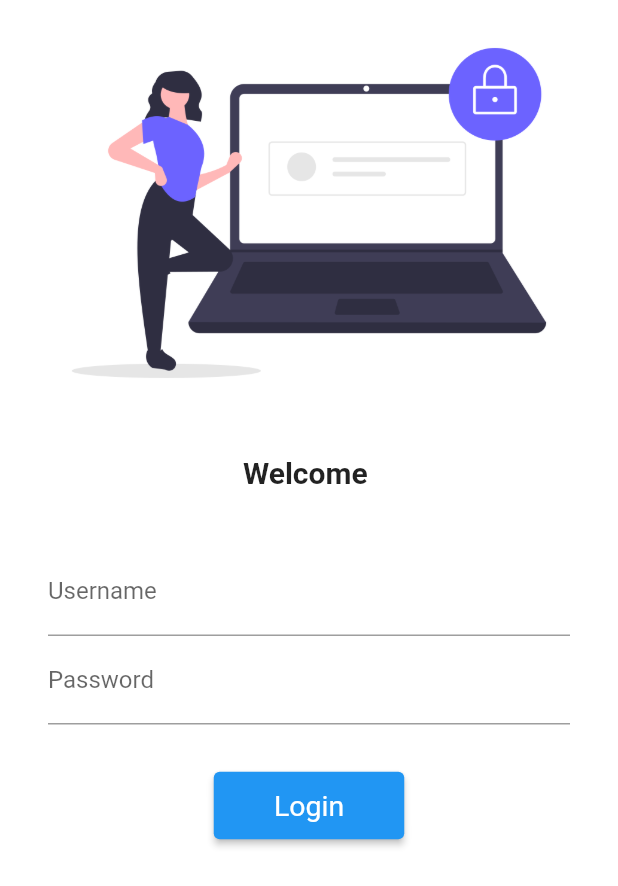
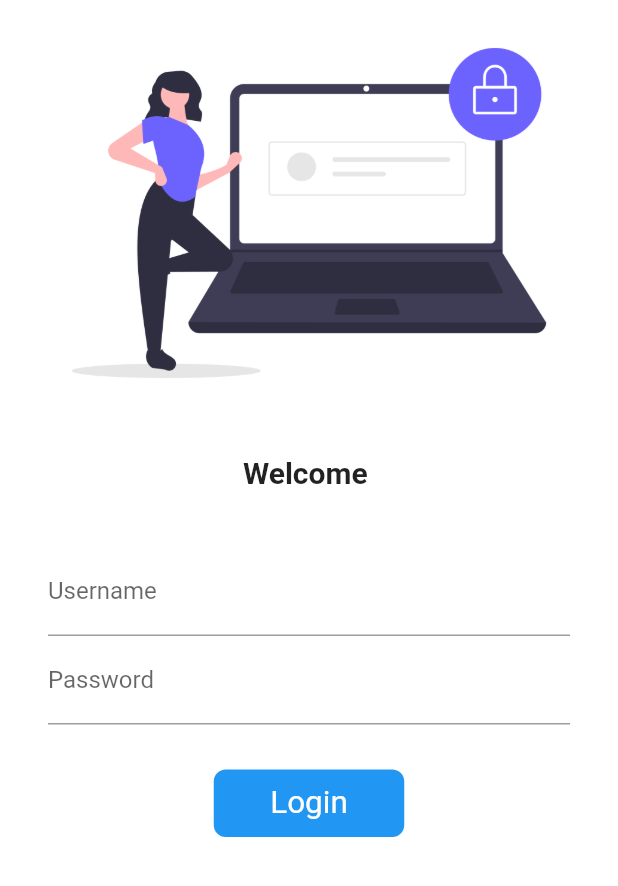
Before and after one commit to ayushkadbe/Shopping_Flutter_App, a Flutter app: the screen it shows after launch, on a phone screen of 412 x 824 dp. Shown: the top 886 px of the screen. Run offline on Flutter 3.47's test engine with Material 2 defaults, Android fonts, the phone set to English and light mode, and no system bars; our stand-ins replace google_fonts.

Commit message:
InkWell Button

```diff
--- a/lib/pages/login_page.dart
+++ b/lib/pages/login_page.dart
@@ -69,16 +69,40 @@ class _LoginPageState extends State<LoginPage> {
 
                   ),
                   const SizedBox(height: 30.0),
-                  ElevatedButton(
-                    style: TextButton.styleFrom(
-                      textStyle: const TextStyle(fontSize: 19),
-                      minimumSize: const Size(127, 45),
-                    ),
-                    onPressed: () {
+
+                  InkWell(
+                    onTap: (){
                       Navigator.pushNamed(context, MyRoutes.homeRoute);
                     },
-                    child: const Text("Login"),
-                  )
+                    child: Container(
+                      width: 127,
+                      height: 45,
+                      alignment: Alignment.center,
+                      child: const Text("Login",
+                       style: TextStyle(
+                        color: Colors.white,
+                        fontSize: 21,
+                        ),
+                      ),
+                      decoration: BoxDecoration(
+                        color: Colors.blue,
+                        borderRadius: BorderRadius.circular(8),
+                      ),
+                    ),
+                  ),
+
+
+
+                  // ElevatedButton(
+                  //   style: TextButton.styleFrom(
+                  //     textStyle: const TextStyle(fontSize: 19),
+                  //     minimumSize: const Size(127, 45),
+                  //   ),
+                  //   onPressed: () {
+                  //     Navigator.pushNamed(context, MyRoutes.homeRoute);
+                  //   },
+                  //   child: const Text("Login"),
+                  // )
                 ],
               ),
             ),
```
